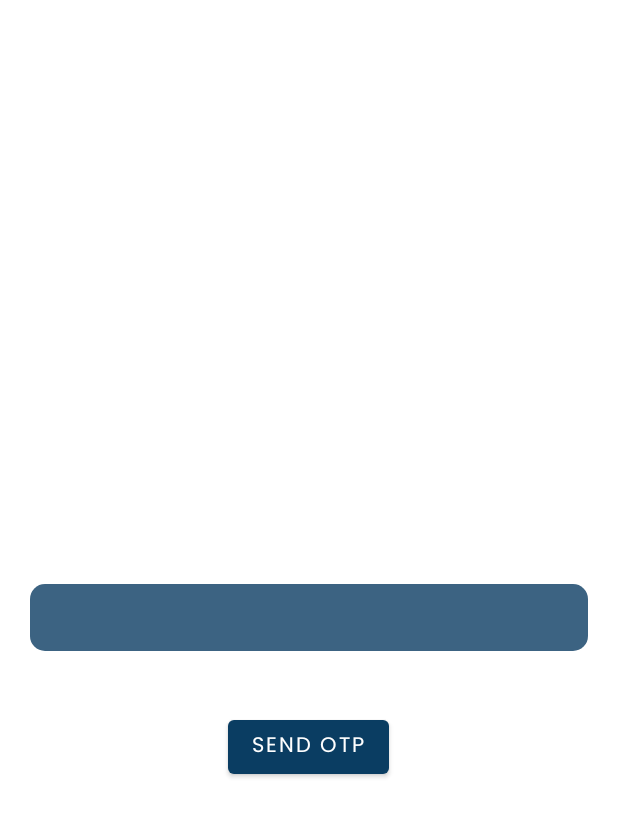
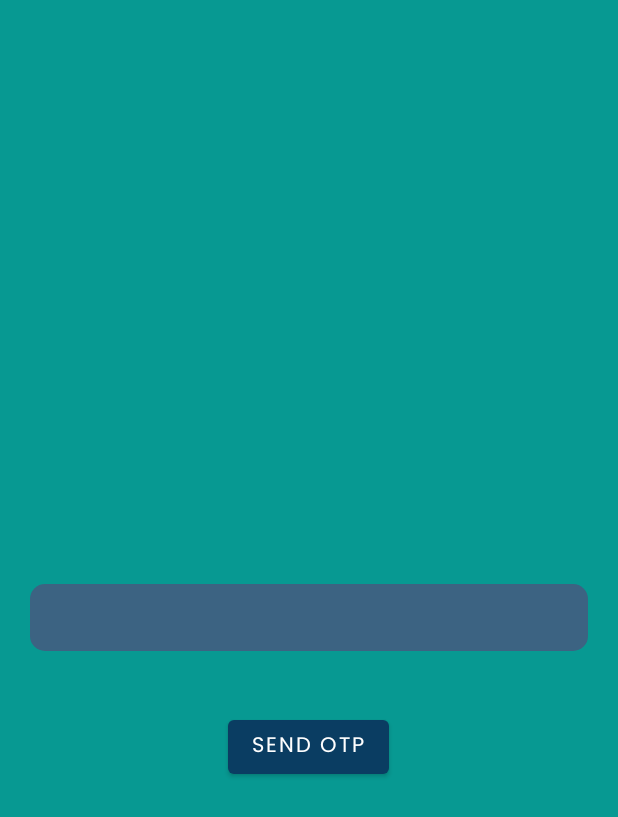
Before and after one commit to Inhaler-beep/BeaverApp, an Android app: the screen it shows after launch (RegisterActivity), on a phone screen of 412 x 824 dp. Shown: the top 817 px of the screen. Run offline under Robolectric (Android 15) with nearby library versions, the phone set to English and light mode, and no system bars; our stand-ins replace Firebase (no records; nobody signed in at launch, a user with empty details on screens opened directly).

Commit message:
Added Background Color for register activity_register.xml

```diff
--- a/app/src/main/res/layout/activity_register.xml
+++ b/app/src/main/res/layout/activity_register.xml
@@ -4,6 +4,7 @@
     xmlns:tools="http://schemas.android.com/tools"
     android:layout_width="match_parent"
     android:layout_height="match_parent"
+    android:background="@color/Seconday_main"
     tools:context=".RegisterActivity">
 
 
```
